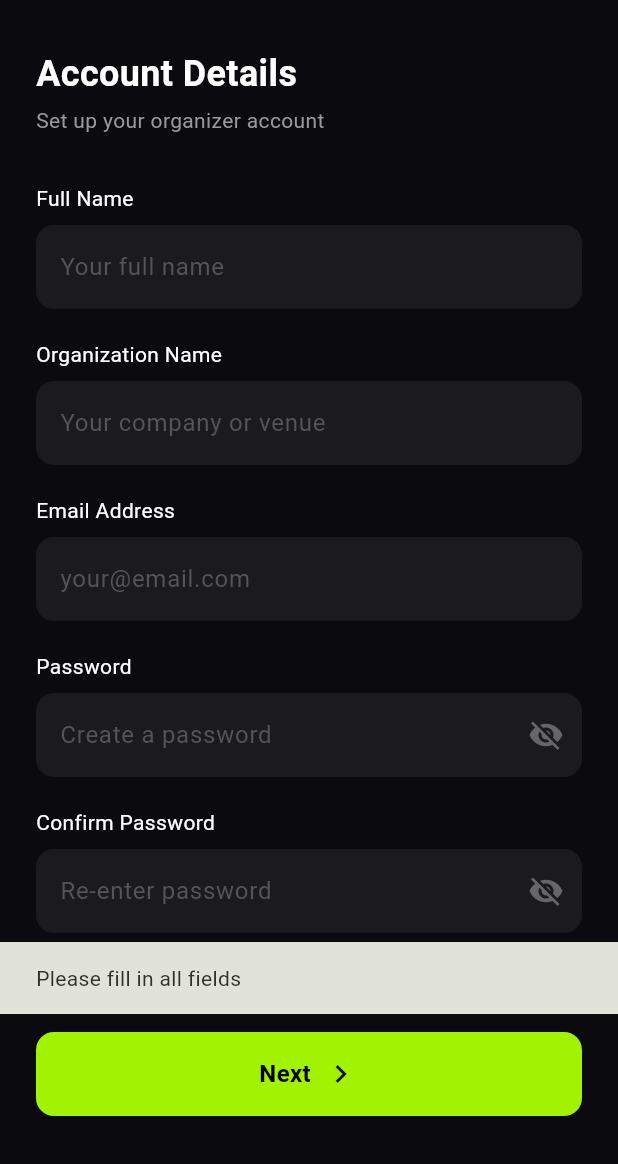
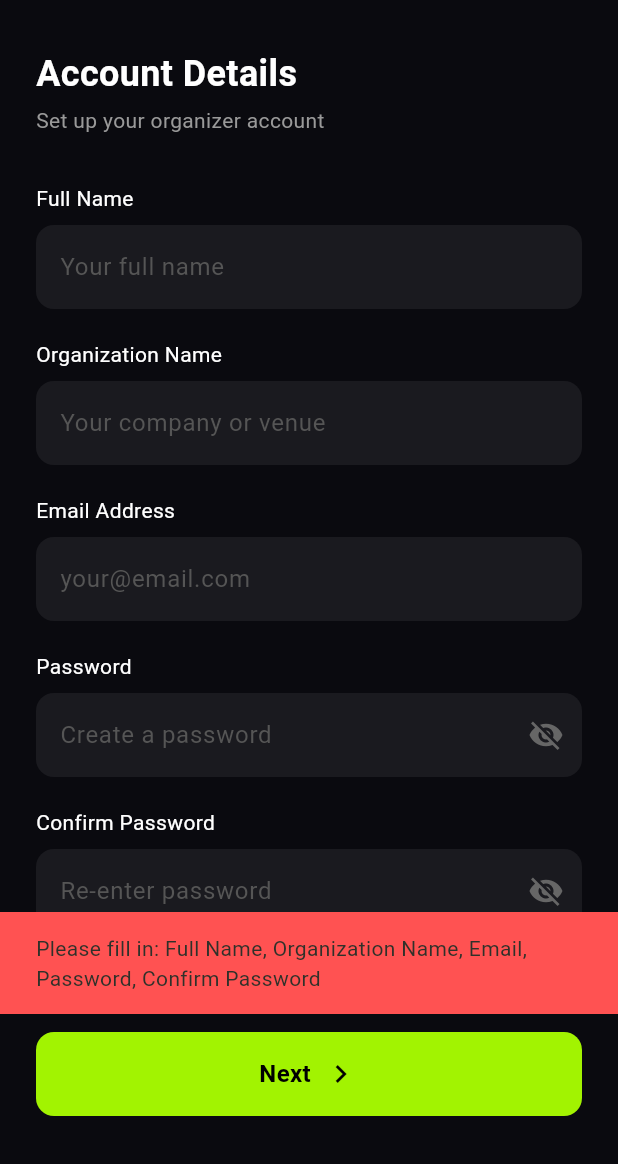
Before and after one commit to itismemuhammadali/EncoreGigs-Platform, a Flutter app: the Step1AccountDetails screen opened directly, after a tap on "Next", on a phone screen of 412 x 824 dp, the part 72-1236 px from its top. Run offline on Flutter 3.47's test engine with Material 3 defaults, Android fonts, the light colour scheme and no system bars; our stand-ins replace audioplayers, chewie, cloud_firestore, file_picker, firebase_auth, firebase_core and 9 more; missing offline and left inert: flutter_stripe; accounts and stored records are empty; network calls fail; project files that could hold a hidden picture were left out.

Commit message:
feat(auth): specify exact missing fields across all onboarding steps in musician & organizer

```diff
--- a/apps/musician/lib/screens/auth/create_account_screen.dart
+++ b/apps/musician/lib/screens/auth/create_account_screen.dart
@@ -37,11 +37,17 @@ class _CreateAccountScreenState extends State<CreateAccountScreen> {
   }
 
   void _handleContinue() async {
-    if (_emailController.text.isEmpty ||
-        _passwordController.text.isEmpty ||
-        _confirmPasswordController.text.isEmpty) {
+    final missing = <String>[];
+    if (_emailController.text.trim().isEmpty) missing.add('Email');
+    if (_passwordController.text.isEmpty) missing.add('Password');
+    if (_confirmPasswordController.text.isEmpty) missing.add('Confirm Password');
+
+    if (missing.isNotEmpty) {
       ScaffoldMessenger.of(context).showSnackBar(
-        const SnackBar(content: Text('Please fill in all fields')),
+        SnackBar(
+          content: Text('Please fill in: ${missing.join(', ')}'),
+          backgroundColor: Colors.redAccent,
+        ),
       );
       return;
     }
--- a/apps/organizer/lib/screens/auth/create_account/step1_account_details.dart
+++ b/apps/organizer/lib/screens/auth/create_account/step1_account_details.dart
@@ -31,12 +31,19 @@ class _Step1AccountDetailsState extends State<Step1AccountDetails> {
   }
 
   void _handleNext() async {
-    if (_nameController.text.isEmpty ||
-        _organizationController.text.isEmpty ||
-        _emailController.text.isEmpty ||
-        _passwordController.text.isEmpty) {
+    final missing = <String>[];
+    if (_nameController.text.trim().isEmpty) missing.add('Full Name');
+    if (_organizationController.text.trim().isEmpty) missing.add('Organization Name');
+    if (_emailController.text.trim().isEmpty) missing.add('Email');
+    if (_passwordController.text.isEmpty) missing.add('Password');
+    if (_confirmPasswordController.text.isEmpty) missing.add('Confirm Password');
+
+    if (missing.isNotEmpty) {
       ScaffoldMessenger.of(context).showSnackBar(
-        const SnackBar(content: Text('Please fill in all fields')),
+        SnackBar(
+          content: Text('Please fill in: ${missing.join(', ')}'),
+          backgroundColor: Colors.redAccent,
+        ),
       );
       return;
     }
```
Also changed, not shown: apps/musician/lib/screens/auth/step1_screen.dart (+25 -1 lines), apps/musician/lib/screens/auth/step2_screen.dart (+21 -1 lines), apps/musician/lib/services/auth_service.dart (+11 -1 lines), apps/organizer/lib/screens/auth/create_account/step2_organizer_info.dart (+10 -4 lines), apps/organizer/lib/screens/auth/create_account/step3_verification.dart (+9 -9 lines), apps/organizer/lib/services/auth_service.dart (+11 -1 lines), 1 other file.
